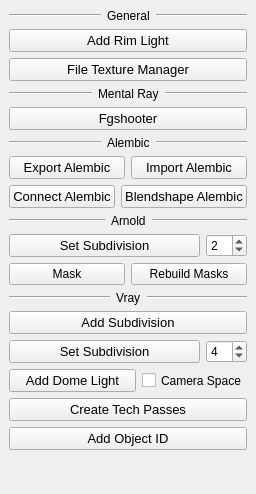
Before: the Qt Designer form Maya/lighting/resources/dialog.ui in bumpybox/Tapp, drawn with Qt 5.
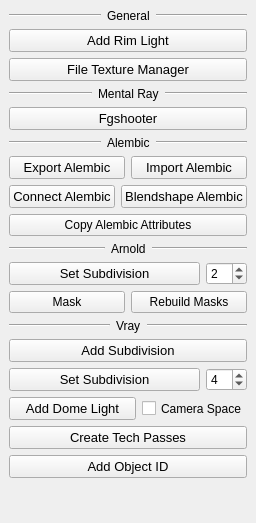
After: the same form once the commit is applied.

Diff of the .ui file:
```diff
--- a/Maya/lighting/resources/dialog.ui
+++ b/Maya/lighting/resources/dialog.ui
@@ -7,7 +7,7 @@
     <x>0</x>
     <y>0</y>
     <width>251</width>
-    <height>494</height>
+    <height>523</height>
    </rect>
   </property>
   <property name="windowTitle">
@@ -325,6 +325,13 @@
       </item>
      </layout>
     </item>
+    <item>
+     <widget class="QPushButton" name="copyAlembic_pushButton">
+      <property name="text">
+       <string>Copy Alembic Attributes</string>
+      </property>
+     </widget>
+    </item>
     <item>
      <layout class="QHBoxLayout" name="horizontalLayout_8">
       <item>
```
